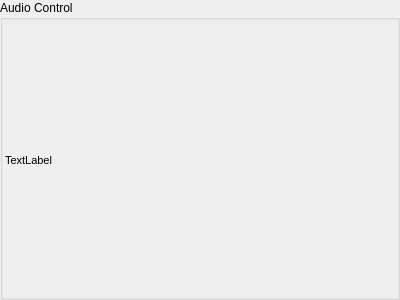
The window that StageRunner/gui/audiocontrolwidget.ui (Pit1966/StageRunner) describes before a commit, drawn with Qt 5.
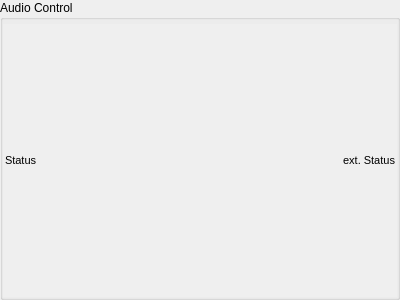
The same window after the commit.

The edit to the form file:
```diff
--- a/StageRunner/gui/audiocontrolwidget.ui
+++ b/StageRunner/gui/audiocontrolwidget.ui
@@ -66,14 +66,31 @@
         <number>2</number>
        </property>
        <item>
+        <layout class="QHBoxLayout" name="horizontalLayout">
+         <item>
         <widget class="QLabel" name="statusLabel">
          <property name="styleSheet">
           <string notr="true">font-size: 8pt</string>
          </property>
          <property name="text">
-          <string>TextLabel</string>
-         </property>
-        </widget>
+            <string>Status</string>
+           </property>
+          </widget>
+         </item>
+         <item>
+          <widget class="QLabel" name="extStatusLabel">
+           <property name="styleSheet">
+            <string notr="true">font-size: 8pt</string>
+           </property>
+           <property name="text">
+            <string>ext. Status</string>
+           </property>
+           <property name="alignment">
+            <set>Qt::AlignRight|Qt::AlignTrailing|Qt::AlignVCenter</set>
+           </property>
+          </widget>
+         </item>
+        </layout>
        </item>
       </layout>
      </widget>
```
Lines whose indentation alone changed are shown as unchanged.
